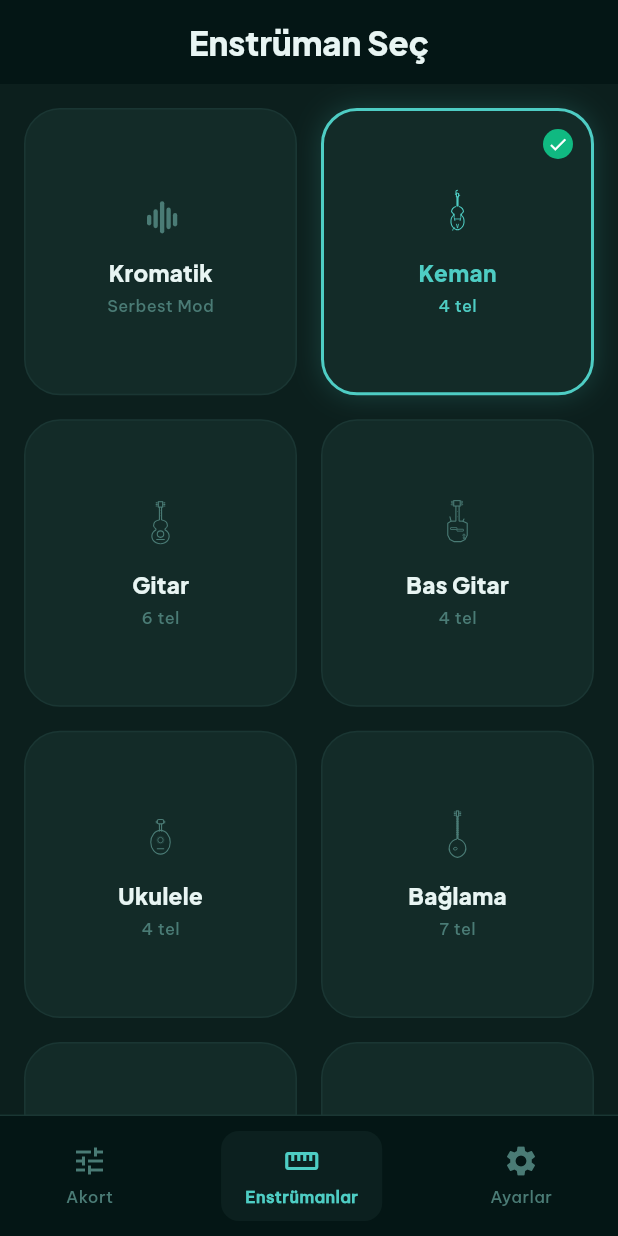
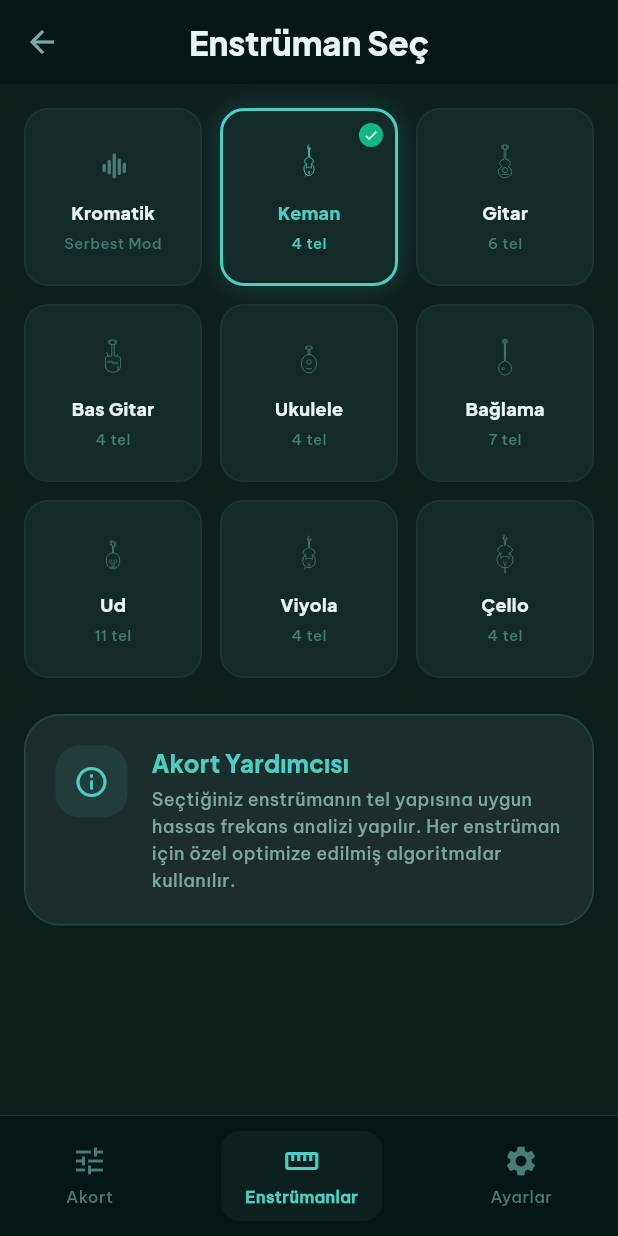
Before and after one commit to aximity/nagme, a Flutter app: the screen it shows after launch, item 2 of the bottom bar chosen, on a phone screen of 412 x 824 dp. Run offline on Flutter 3.47's test engine with Material 3 defaults, Android fonts, the phone set to English and light mode, and no system bars; our stand-ins replace flutter_riverpod, flutter_svg, go_router, just_audio, permission_handler, shared_preferences; missing offline and left inert: flutter_audio_capture, pitch_detector_dart.

Commit message:
fix: enstrüman grid 3x3 + geri butonları (instruments, settings)
Co-Authored-By: Claude Opus 4.6 (1M context) <noreply@anthropic.com>

```diff
--- a/lib/screens/instruments_screen.dart
+++ b/lib/screens/instruments_screen.dart
@@ -18,6 +18,10 @@ class InstrumentsScreen extends ConsumerWidget {
       backgroundColor: AppColors.bgPrimary,
       appBar: AppBar(
         backgroundColor: AppColors.bgBase,
+        leading: IconButton(
+          icon: const Icon(Icons.arrow_back, color: AppColors.textSecondary),
+          onPressed: () => context.go('/tuner'),
+        ),
         title: Text('Enstrüman Seç', style: AppTypography.heading2),
         centerTitle: true,
       ),
@@ -29,10 +33,10 @@ class InstrumentsScreen extends ConsumerWidget {
               shrinkWrap: true,
               physics: const NeverScrollableScrollPhysics(),
               gridDelegate: const SliverGridDelegateWithFixedCrossAxisCount(
-                crossAxisCount: 2,
-                mainAxisSpacing: 16,
-                crossAxisSpacing: 16,
-                childAspectRatio: 0.95,
+                crossAxisCount: 3,
+                mainAxisSpacing: 12,
+                crossAxisSpacing: 12,
+                childAspectRatio: 1.0,
               ),
               itemCount: Instruments.all.length,
               itemBuilder: (context, index) {
@@ -75,7 +79,7 @@ class InstrumentsScreen extends ConsumerWidget {
       child: Container(
         decoration: BoxDecoration(
           color: AppColors.bgSurface,
-          borderRadius: BorderRadius.circular(24),
+          borderRadius: BorderRadius.circular(16),
           border: Border.all(
             color: isSelected ? AppColors.brandPrimary : AppColors.bgElevated,
             width: isSelected ? 2 : 1,
@@ -97,8 +101,8 @@ class InstrumentsScreen extends ConsumerWidget {
                 children: [
                   SvgPicture.asset(
                     instrument.iconAsset,
-                    width: 36,
-                    height: 36,
+                    width: 28,
+                    height: 28,
                     colorFilter: ColorFilter.mode(
                       iconColor,
                       BlendMode.srcIn,
@@ -109,7 +113,7 @@ class InstrumentsScreen extends ConsumerWidget {
                     instrument.name,
                     style: TextStyle(
                       fontFamily: 'PlusJakartaSans',
-                      fontSize: 15,
+                      fontSize: 12,
                       fontWeight: FontWeight.w700,
                       color: isSelected
                           ? AppColors.brandPrimary
@@ -121,7 +125,7 @@ class InstrumentsScreen extends ConsumerWidget {
                     _stringCount(instrument),
                     style: TextStyle(
                       fontFamily: 'BeVietnamPro',
-                      fontSize: 11,
+                      fontSize: 10,
                       fontWeight: FontWeight.w500,
                       color: isSelected
                           ? AppColors.brandPrimary
@@ -133,18 +137,18 @@ class InstrumentsScreen extends ConsumerWidget {
             ),
             if (isSelected)
               Positioned(
-                top: 12,
-                right: 12,
+                top: 8,
+                right: 8,
                 child: Container(
-                  width: 20,
-                  height: 20,
+                  width: 16,
+                  height: 16,
                   decoration: const BoxDecoration(
                     color: AppColors.statusInTune,
                     shape: BoxShape.circle,
                   ),
                   child: const Icon(
                     Icons.check,
-                    size: 14,
+                    size: 10,
                     color: Colors.white,
                   ),
                 ),
--- a/lib/screens/settings_screen.dart
+++ b/lib/screens/settings_screen.dart
@@ -23,6 +23,10 @@ class SettingsScreen extends ConsumerWidget {
       backgroundColor: AppColors.bgBase,
       appBar: AppBar(
         backgroundColor: AppColors.bgBase,
+        leading: IconButton(
+          icon: const Icon(Icons.arrow_back, color: AppColors.textSecondary),
+          onPressed: () => context.go('/tuner'),
+        ),
         title: Text('Ayarlar', style: AppTypography.heading2),
         centerTitle: false,
       ),
```
